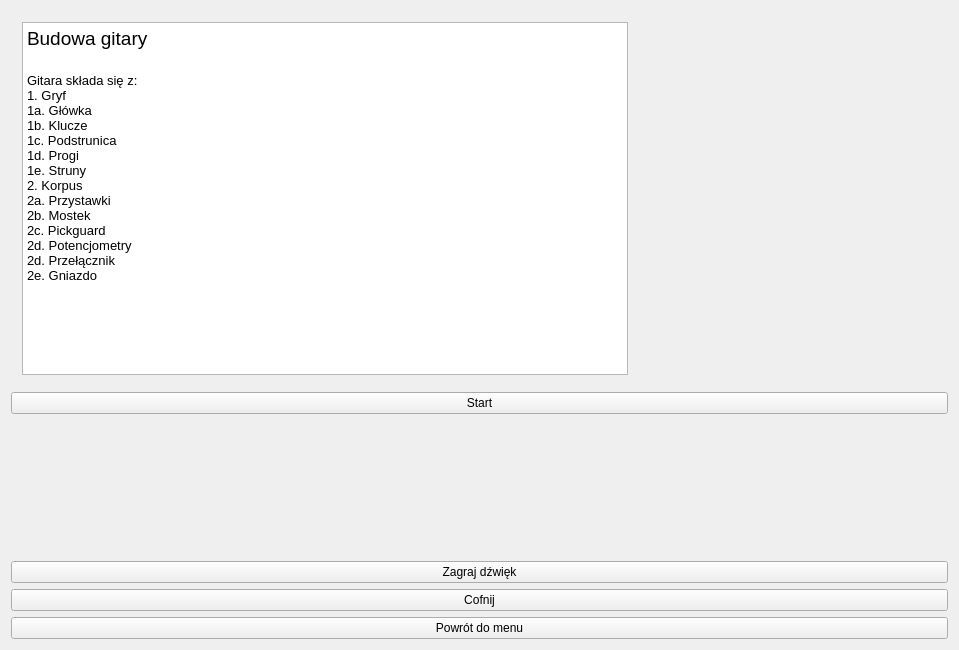
Before: the Qt Designer form mainwindow.ui in december0123/dzwiekspert, drawn with Qt 5.
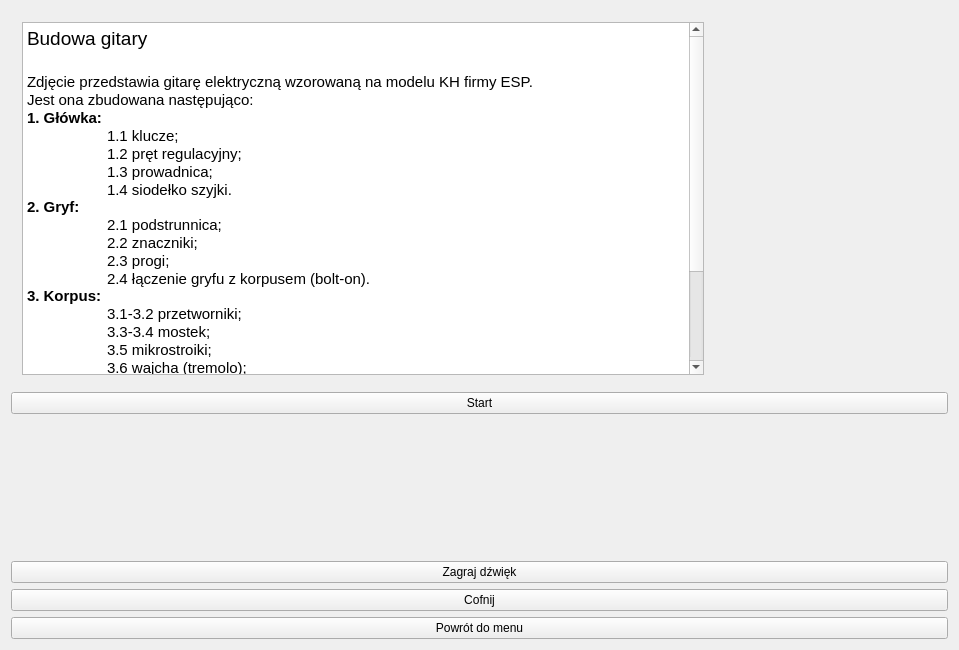
After: the same form once the commit is applied. The open tabs and pages were chosen to show the change. Icons and pictures are not drawn. Custom widgets are drawn as their Qt base class.

The edit to the form file:
```diff
--- a/mainwindow.ui
+++ b/mainwindow.ui
@@ -745,7 +745,7 @@
       <widget class="QWidget" name="theory_construction">
        <layout class="QVBoxLayout" name="verticalLayout_11">
         <item>
-         <layout class="QHBoxLayout" name="horizontalLayout_3" stretch="2,1">
+         <layout class="QHBoxLayout" name="horizontalLayout_3" stretch="3,1">
           <item>
            <widget class="QTextBrowser" name="textBrowser_2">
             <property name="html">
@@ -755,27 +755,34 @@
 &lt;/style&gt;&lt;/head&gt;&lt;body style=&quot; font-family:'Cantarell'; font-size:11pt; font-weight:400; font-style:normal;&quot;&gt;
 &lt;p style=&quot; margin-top:0px; margin-bottom:0px; margin-left:0px; margin-right:0px; -qt-block-indent:0; text-indent:0px;&quot;&gt;&lt;span style=&quot; font-size:14pt;&quot;&gt;Budowa gitary&lt;/span&gt;&lt;/p&gt;
 &lt;p style=&quot;-qt-paragraph-type:empty; margin-top:0px; margin-bottom:0px; margin-left:0px; margin-right:0px; -qt-block-indent:0; text-indent:0px; font-size:14pt;&quot;&gt;&lt;br /&gt;&lt;/p&gt;
-&lt;p style=&quot; margin-top:0px; margin-bottom:0px; margin-left:0px; margin-right:0px; -qt-block-indent:0; text-indent:0px;&quot;&gt;&lt;span style=&quot; font-size:10pt;&quot;&gt;Gitara składa się z:&lt;/span&gt;&lt;/p&gt;
-&lt;p style=&quot; margin-top:0px; margin-bottom:0px; margin-left:0px; margin-right:0px; -qt-block-indent:0; text-indent:0px;&quot;&gt;&lt;span style=&quot; font-size:10pt;&quot;&gt;1. Gryf&lt;/span&gt;&lt;/p&gt;
-&lt;p style=&quot; margin-top:0px; margin-bottom:0px; margin-left:0px; margin-right:0px; -qt-block-indent:0; text-indent:0px;&quot;&gt;&lt;span style=&quot; font-size:10pt;&quot;&gt;1a. Główka&lt;/span&gt;&lt;/p&gt;
-&lt;p style=&quot; margin-top:0px; margin-bottom:0px; margin-left:0px; margin-right:0px; -qt-block-indent:0; text-indent:0px;&quot;&gt;&lt;span style=&quot; font-size:10pt;&quot;&gt;1b. Klucze&lt;/span&gt;&lt;/p&gt;
-&lt;p style=&quot; margin-top:0px; margin-bottom:0px; margin-left:0px; margin-right:0px; -qt-block-indent:0; text-indent:0px;&quot;&gt;&lt;span style=&quot; font-size:10pt;&quot;&gt;1c. Podstrunica&lt;/span&gt;&lt;/p&gt;
-&lt;p style=&quot; margin-top:0px; margin-bottom:0px; margin-left:0px; margin-right:0px; -qt-block-indent:0; text-indent:0px;&quot;&gt;&lt;span style=&quot; font-size:10pt;&quot;&gt;1d. Progi&lt;/span&gt;&lt;/p&gt;
-&lt;p style=&quot; margin-top:0px; margin-bottom:0px; margin-left:0px; margin-right:0px; -qt-block-indent:0; text-indent:0px;&quot;&gt;&lt;span style=&quot; font-size:10pt;&quot;&gt;1e. Struny&lt;/span&gt;&lt;/p&gt;
-&lt;p style=&quot; margin-top:0px; margin-bottom:0px; margin-left:0px; margin-right:0px; -qt-block-indent:0; text-indent:0px;&quot;&gt;&lt;span style=&quot; font-size:10pt;&quot;&gt;2. Korpus&lt;/span&gt;&lt;/p&gt;
-&lt;p style=&quot; margin-top:0px; margin-bottom:0px; margin-left:0px; margin-right:0px; -qt-block-indent:0; text-indent:0px;&quot;&gt;&lt;span style=&quot; font-size:10pt;&quot;&gt;2a. Przystawki&lt;/span&gt;&lt;/p&gt;
-&lt;p style=&quot; margin-top:0px; margin-bottom:0px; margin-left:0px; margin-right:0px; -qt-block-indent:0; text-indent:0px;&quot;&gt;&lt;span style=&quot; font-size:10pt;&quot;&gt;2b. Mostek&lt;/span&gt;&lt;/p&gt;
-&lt;p style=&quot; margin-top:0px; margin-bottom:0px; margin-left:0px; margin-right:0px; -qt-block-indent:0; text-indent:0px;&quot;&gt;&lt;span style=&quot; font-size:10pt;&quot;&gt;2c. Pickguard&lt;/span&gt;&lt;/p&gt;
-&lt;p style=&quot; margin-top:0px; margin-bottom:0px; margin-left:0px; margin-right:0px; -qt-block-indent:0; text-indent:0px;&quot;&gt;&lt;span style=&quot; font-size:10pt;&quot;&gt;2d. Potencjometry&lt;/span&gt;&lt;/p&gt;
-&lt;p style=&quot; margin-top:0px; margin-bottom:0px; margin-left:0px; margin-right:0px; -qt-block-indent:0; text-indent:0px;&quot;&gt;&lt;span style=&quot; font-size:10pt;&quot;&gt;2d. Przełącznik&lt;/span&gt;&lt;/p&gt;
-&lt;p style=&quot; margin-top:0px; margin-bottom:0px; margin-left:0px; margin-right:0px; -qt-block-indent:0; text-indent:0px;&quot;&gt;&lt;span style=&quot; font-size:10pt;&quot;&gt;2e. Gniazdo&lt;/span&gt;&lt;/p&gt;&lt;/body&gt;&lt;/html&gt;</string>
+&lt;p style=&quot; margin-top:0px; margin-bottom:0px; margin-left:0px; margin-right:0px; -qt-block-indent:0; text-indent:0px;&quot;&gt;Zdjęcie przedstawia gitarę elektryczną wzorowaną na modelu KH firmy ESP.&lt;/p&gt;
+&lt;p style=&quot; margin-top:0px; margin-bottom:0px; margin-left:0px; margin-right:0px; -qt-block-indent:0; text-indent:0px;&quot;&gt;Jest ona zbudowana następująco:&lt;/p&gt;
+&lt;p style=&quot; margin-top:0px; margin-bottom:0px; margin-left:0px; margin-right:0px; -qt-block-indent:0; text-indent:0px;&quot;&gt;&lt;span style=&quot; font-weight:600;&quot;&gt;1. Główka:&lt;/span&gt;&lt;/p&gt;
+&lt;p style=&quot; margin-top:0px; margin-bottom:0px; margin-left:0px; margin-right:0px; -qt-block-indent:0; text-indent:0px;&quot;&gt;	1.1 klucze;&lt;/p&gt;
+&lt;p style=&quot; margin-top:0px; margin-bottom:0px; margin-left:0px; margin-right:0px; -qt-block-indent:0; text-indent:0px;&quot;&gt;	1.2 pręt regulacyjny;&lt;/p&gt;
+&lt;p style=&quot; margin-top:0px; margin-bottom:0px; margin-left:0px; margin-right:0px; -qt-block-indent:0; text-indent:0px;&quot;&gt;	1.3 prowadnica;&lt;/p&gt;
+&lt;p style=&quot; margin-top:0px; margin-bottom:0px; margin-left:0px; margin-right:0px; -qt-block-indent:0; text-indent:0px;&quot;&gt;	1.4 siodełko szyjki.&lt;br /&gt;&lt;span style=&quot; font-weight:600;&quot;&gt;2. Gryf:&lt;/span&gt;&lt;/p&gt;
+&lt;p style=&quot; margin-top:0px; margin-bottom:0px; margin-left:0px; margin-right:0px; -qt-block-indent:0; text-indent:0px;&quot;&gt;	2.1 podstrunnica;&lt;/p&gt;
+&lt;p style=&quot; margin-top:0px; margin-bottom:0px; margin-left:0px; margin-right:0px; -qt-block-indent:0; text-indent:0px;&quot;&gt;	2.2 znaczniki;&lt;/p&gt;
+&lt;p style=&quot; margin-top:0px; margin-bottom:0px; margin-left:0px; margin-right:0px; -qt-block-indent:0; text-indent:0px;&quot;&gt;	2.3 progi;&lt;/p&gt;
+&lt;p style=&quot; margin-top:0px; margin-bottom:0px; margin-left:0px; margin-right:0px; -qt-block-indent:0; text-indent:0px;&quot;&gt;	2.4 łączenie gryfu z korpusem (bolt-on).&lt;br /&gt;&lt;span style=&quot; font-weight:600;&quot;&gt;3. Korpus:&lt;/span&gt;&lt;/p&gt;
+&lt;p style=&quot; margin-top:0px; margin-bottom:0px; margin-left:0px; margin-right:0px; -qt-block-indent:0; text-indent:0px;&quot;&gt;	3.1-3.2 przetworniki;&lt;/p&gt;
+&lt;p style=&quot; margin-top:0px; margin-bottom:0px; margin-left:0px; margin-right:0px; -qt-block-indent:0; text-indent:0px;&quot;&gt;	3.3-3.4 mostek;&lt;/p&gt;
+&lt;p style=&quot; margin-top:0px; margin-bottom:0px; margin-left:0px; margin-right:0px; -qt-block-indent:0; text-indent:0px;&quot;&gt;	3.5 mikrostroiki;&lt;/p&gt;
+&lt;p style=&quot; margin-top:0px; margin-bottom:0px; margin-left:0px; margin-right:0px; -qt-block-indent:0; text-indent:0px;&quot;&gt;	3.6 wajcha (tremolo);&lt;/p&gt;
+&lt;p style=&quot; margin-top:0px; margin-bottom:0px; margin-left:0px; margin-right:0px; -qt-block-indent:0; text-indent:0px;&quot;&gt;	3.7 przełącznik przetworników;&lt;/p&gt;
+&lt;p style=&quot; margin-top:0px; margin-bottom:0px; margin-left:0px; margin-right:0px; -qt-block-indent:0; text-indent:0px;&quot;&gt;	3.8 potencjometry regulujące głośność i barwę;&lt;/p&gt;
+&lt;p style=&quot; margin-top:0px; margin-bottom:0px; margin-left:0px; margin-right:0px; -qt-block-indent:0; text-indent:0px;&quot;&gt;	3.9 gniazdo wyjściowe;&lt;/p&gt;
+&lt;p style=&quot; margin-top:0px; margin-bottom:0px; margin-left:0px; margin-right:0px; -qt-block-indent:0; text-indent:0px;&quot;&gt;	3.10 uchwyty na pasek.&lt;br /&gt;&lt;span style=&quot; font-weight:600;&quot;&gt;4.Struny:&lt;/span&gt;&lt;/p&gt;
+&lt;p style=&quot; margin-top:0px; margin-bottom:0px; margin-left:0px; margin-right:0px; -qt-block-indent:0; text-indent:0px;&quot;&gt;	4.1 struny basowe (najgrubsze);&lt;/p&gt;
+&lt;p style=&quot; margin-top:0px; margin-bottom:0px; margin-left:0px; margin-right:0px; -qt-block-indent:0; text-indent:0px;&quot;&gt;	4.2 struny wiolinowe (najcieńsze).&lt;/p&gt;&lt;/body&gt;&lt;/html&gt;</string>
             </property>
            </widget>
           </item>
           <item>
-           <widget class="QLabel" name="label_7">
-            <property name="text">
-             <string/>
+           <widget class="QLabel" name="guitarConstruction">
+            <property name="pixmap">
+             <pixmap>../../../../home/dec/Programowanie/dzwiekspert/img/guitar_wiki.png</pixmap>
             </property>
             <property name="scaledContents">
              <bool>true</bool>
```
